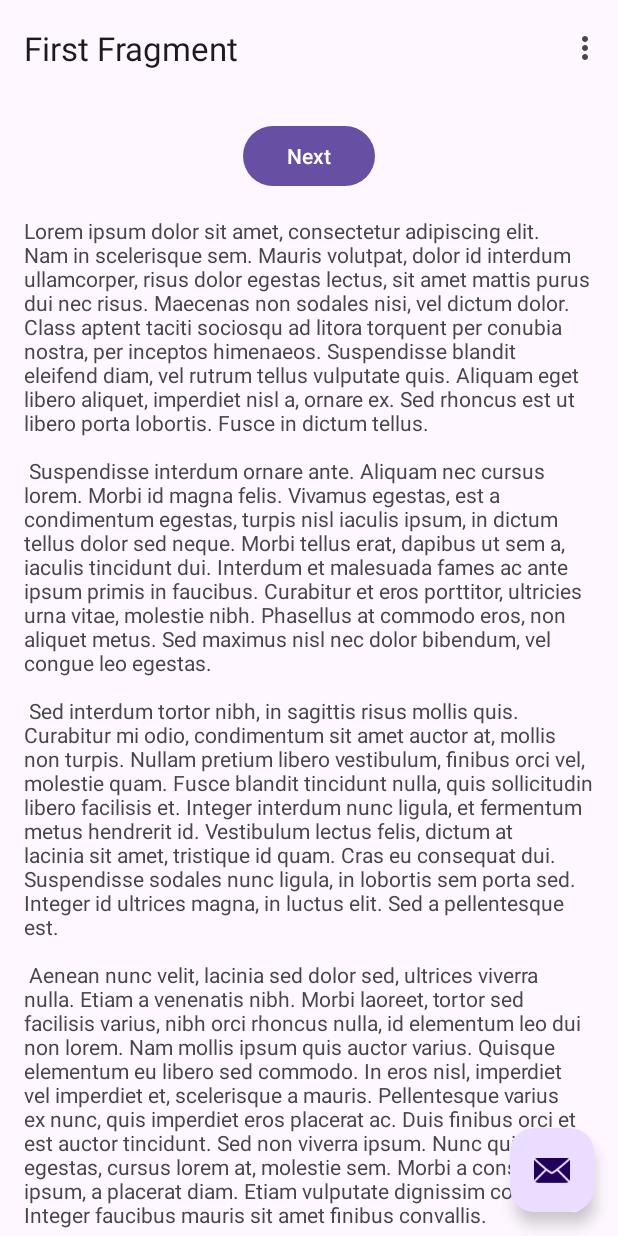
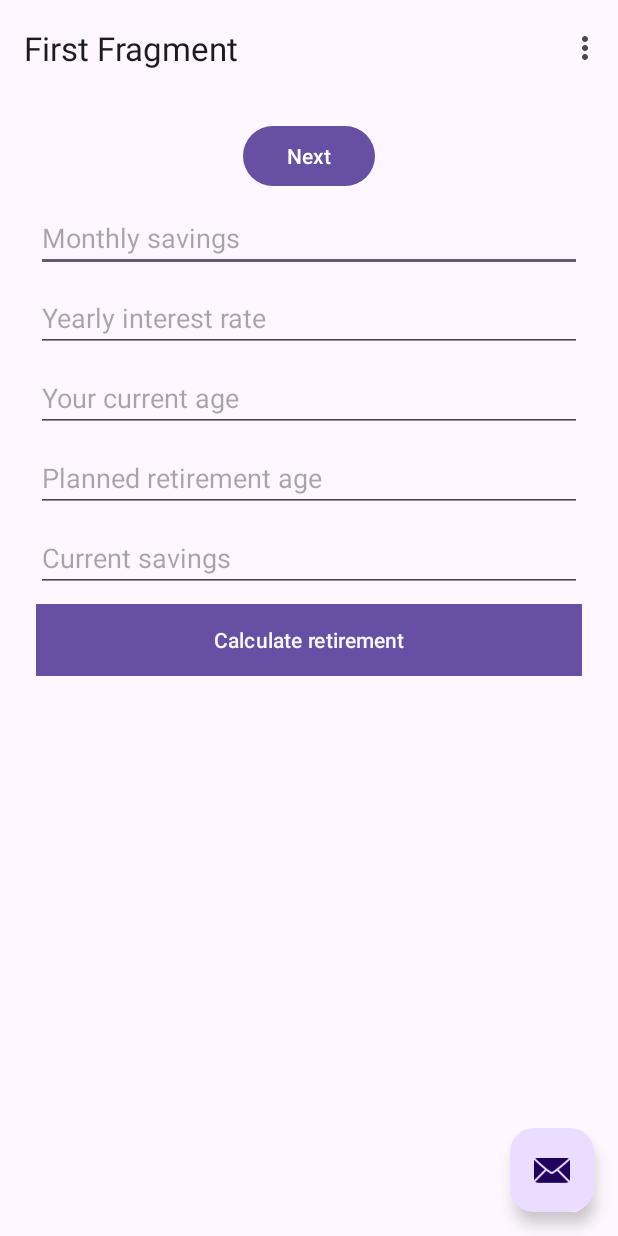
Before and after one commit to tanay-7/CICDCourseExample, an Android app: the screen it shows after launch (MainActivity), on a phone screen of 412 x 824 dp. Run offline under Robolectric (Android 15) with nearby library versions, the phone set to English and light mode, and no system bars; our stand-ins replace navigation-ui; libraries missing offline, so code that uses them is left out: com.microsoft.appcenter; 1 statement that could not run was skipped.

Commit message:
Added crashes and analytics events

```diff
--- a/app/build.gradle.kts
+++ b/app/build.gradle.kts
@@ -40,6 +40,10 @@ android {
 
 dependencies {
 
+    val appCenterSdkVersion = "4.4.5"
+    implementation("com.microsoft.appcenter:appcenter-analytics:${appCenterSdkVersion}")
+    implementation("com.microsoft.appcenter:appcenter-crashes:${appCenterSdkVersion}")
+
     implementation("androidx.core:core-ktx:1.9.0")
     implementation("androidx.appcompat:appcompat:1.6.1")
     implementation("com.google.android.material:material:1.8.0")
--- a/app/src/main/AndroidManifest.xml
+++ b/app/src/main/AndroidManifest.xml
@@ -1,6 +1,8 @@
 <?xml version="1.0" encoding="utf-8"?>
 <manifest xmlns:android="http://schemas.android.com/apk/res/android"
     xmlns:tools="http://schemas.android.com/tools">
+
+    <uses-permission android:name="android.permission.INTERNET" />
 
     <application
         android:allowBackup="true"
--- a/app/src/main/java/com/tk/cicdcourseexample/FirstFragment.kt
+++ b/app/src/main/java/com/tk/cicdcourseexample/FirstFragment.kt
@@ -1,11 +1,13 @@
 package com.tk.cicdcourseexample
 
 import android.os.Bundle
-import androidx.fragment.app.Fragment
 import android.view.LayoutInflater
 import android.view.View
 import android.view.ViewGroup
+import androidx.fragment.app.Fragment
 import androidx.navigation.fragment.findNavController
+import com.microsoft.appcenter.analytics.Analytics
+import com.microsoft.appcenter.crashes.Crashes
 import com.tk.cicdcourseexample.databinding.FragmentFirstBinding
 
 /**
@@ -26,14 +28,34 @@ class FirstFragment : Fragment() {
 
         _binding = FragmentFirstBinding.inflate(inflater, container, false)
         return binding.root
-
     }
 
     override fun onViewCreated(view: View, savedInstanceState: Bundle?) {
         super.onViewCreated(view, savedInstanceState)
 
+        setupListeners()
+    }
+
+    private fun setupListeners() {
         binding.buttonFirst.setOnClickListener {
             findNavController().navigate(R.id.action_FirstFragment_to_SecondFragment)
+        }
+
+        binding.calculateButton.setOnClickListener {
+            //throw Exception("Something went wrong!")
+            //Crashes.generateTestCrash()
+
+            val interestRate = binding.interestEditText.text.toString().toFloat()
+            val currentAge = binding.ageEditText.text.toString().toInt()
+            val retirementAge = binding.retirementEditText.text.toString().toInt()
+
+            if (interestRate <= 0) {
+                Analytics.trackEvent("wrong_interest_rate")
+            }
+            if (retirementAge <= currentAge) {
+                Analytics.trackEvent("wrong_age")
+            }
+
         }
     }
 
--- a/app/src/main/java/com/tk/cicdcourseexample/MainActivity.kt
+++ b/app/src/main/java/com/tk/cicdcourseexample/MainActivity.kt
@@ -9,6 +9,9 @@ import androidx.navigation.ui.navigateUp
 import androidx.navigation.ui.setupActionBarWithNavController
 import android.view.Menu
 import android.view.MenuItem
+import com.microsoft.appcenter.AppCenter
+import com.microsoft.appcenter.analytics.Analytics
+import com.microsoft.appcenter.crashes.Crashes
 import com.tk.cicdcourseexample.databinding.ActivityMainBinding
 
 class MainActivity : AppCompatActivity() {
@@ -22,6 +25,8 @@ class MainActivity : AppCompatActivity() {
         binding = ActivityMainBinding.inflate(layoutInflater)
         setContentView(binding.root)
 
+        initAppCenter()
+
         setSupportActionBar(binding.toolbar)
 
         val navController = findNavController(R.id.nav_host_fragment_content_main)
@@ -32,6 +37,15 @@ class MainActivity : AppCompatActivity() {
             Snackbar.make(view, "Replace with your own action", Snackbar.LENGTH_LONG)
                 .setAction("Action", null).show()
         }
+    }
+
+    private fun initAppCenter() {
+        AppCenter.start(
+            application,
+            "5b598def-b137-4223-b00b-794731639b7c",
+            Analytics::class.java,
+            Crashes::class.java
+        )
     }
 
     override fun onCreateOptionsMenu(menu: Menu): Boolean {
--- a/app/src/main/res/layout/fragment_first.xml
+++ b/app/src/main/res/layout/fragment_first.xml
@@ -1,35 +1,116 @@
 <?xml version="1.0" encoding="utf-8"?>
-<androidx.core.widget.NestedScrollView xmlns:android="http://schemas.android.com/apk/res/android"
+<androidx.constraintlayout.widget.ConstraintLayout xmlns:android="http://schemas.android.com/apk/res/android"
     xmlns:app="http://schemas.android.com/apk/res-auto"
     xmlns:tools="http://schemas.android.com/tools"
     android:layout_width="match_parent"
     android:layout_height="match_parent"
+    android:padding="16dp"
     tools:context=".FirstFragment">
-
-    <androidx.constraintlayout.widget.ConstraintLayout
-        android:layout_width="match_parent"
-        android:layout_height="match_parent"
-        android:padding="16dp">
 
     <Button
         android:id="@+id/button_first"
         android:layout_width="wrap_content"
         android:layout_height="wrap_content"
         android:text="@string/next"
-            app:layout_constraintBottom_toTopOf="@id/textview_first"
+        app:layout_constraintBottom_toTopOf="@id/monthlySavingsEditText"
         app:layout_constraintEnd_toEndOf="parent"
         app:layout_constraintStart_toStartOf="parent"
         app:layout_constraintTop_toTopOf="parent" />
 
-        <TextView
-            android:id="@+id/textview_first"
-            android:layout_width="wrap_content"
-            android:layout_height="wrap_content"
-            android:layout_marginTop="16dp"
-            android:text="@string/lorem_ipsum"
-            app:layout_constraintBottom_toBottomOf="parent"
+    <EditText
+        android:id="@+id/monthlySavingsEditText"
+        android:layout_width="0dp"
+        android:layout_height="45dp"
+        android:layout_marginStart="8dp"
+        android:layout_marginTop="8dp"
+        android:layout_marginEnd="8dp"
+        android:ems="10"
+        android:hint="Monthly savings"
+        android:inputType="numberDecimal"
         app:layout_constraintEnd_toEndOf="parent"
         app:layout_constraintStart_toStartOf="parent"
         app:layout_constraintTop_toBottomOf="@id/button_first" />
+
+    <EditText
+        android:id="@+id/interestEditText"
+        android:layout_width="0dp"
+        android:layout_height="45dp"
+        android:layout_marginStart="8dp"
+        android:layout_marginTop="8dp"
+        android:layout_marginEnd="8dp"
+        android:ems="10"
+        android:hint="Yearly interest rate"
+        android:inputType="numberDecimal"
+        app:layout_constraintEnd_toEndOf="parent"
+        app:layout_constraintStart_toStartOf="parent"
+        app:layout_constraintTop_toBottomOf="@+id/monthlySavingsEditText" />
+
+    <EditText
+        android:id="@+id/ageEditText"
+        android:layout_width="0dp"
+        android:layout_height="45dp"
+        android:layout_marginStart="8dp"
+        android:layout_marginTop="8dp"
+        android:layout_marginEnd="8dp"
+        android:ems="10"
+        android:hint="Your current age"
+        android:inputType="number"
+        app:layout_constraintEnd_toEndOf="parent"
+        app:layout_constraintStart_toStartOf="parent"
+        app:layout_constraintTop_toBottomOf="@+id/interestEditText" />
+
+    <EditText
+        android:id="@+id/retirementEditText"
+        android:layout_width="0dp"
+        android:layout_height="45dp"
+        android:layout_marginStart="8dp"
+        android:layout_marginTop="8dp"
+        android:layout_marginEnd="8dp"
+        android:ems="10"
+        android:hint="Planned retirement age"
+        android:inputType="number"
+        app:layout_constraintEnd_toEndOf="parent"
+        app:layout_constraintStart_toStartOf="parent"
+        app:layout_constraintTop_toBottomOf="@+id/ageEditText" />
+
+    <EditText
+        android:id="@+id/currentEditText"
+        android:layout_width="0dp"
+        android:layout_height="45dp"
+        android:layout_marginStart="8dp"
+        android:layout_marginTop="8dp"
+        android:layout_marginEnd="8dp"
+        android:ems="10"
+        android:hint="Current savings"
+        android:inputType="numberDecimal"
+        app:layout_constraintEnd_toEndOf="parent"
+        app:layout_constraintStart_toStartOf="parent"
+        app:layout_constraintTop_toBottomOf="@+id/retirementEditText" />
+
+    <Button
+        android:id="@+id/calculateButton"
+        android:layout_width="0dp"
+        android:layout_height="wrap_content"
+        android:layout_marginStart="8dp"
+        android:layout_marginTop="8dp"
+        android:layout_marginEnd="8dp"
+        android:background="@color/material_dynamic_primary100"
+        android:text="Calculate retirement"
+        android:textColor="#F8F7F7"
+        app:layout_constraintEnd_toEndOf="parent"
+        app:layout_constraintStart_toStartOf="parent"
+        app:layout_constraintTop_toBottomOf="@+id/currentEditText" />
+
+    <TextView
+        android:id="@+id/resultTextView"
+        android:layout_width="0dp"
+        android:layout_height="200dp"
+        android:layout_marginStart="8dp"
+        android:layout_marginTop="8dp"
+        android:layout_marginEnd="8dp"
+        android:textSize="25dp"
+        app:layout_constraintEnd_toEndOf="parent"
+        app:layout_constraintStart_toStartOf="parent"
+        app:layout_constraintTop_toBottomOf="@+id/calculateButton" />
+
 </androidx.constraintlayout.widget.ConstraintLayout>
-</androidx.core.widget.NestedScrollView>
```
Lines whose indentation alone changed are shown as unchanged.
